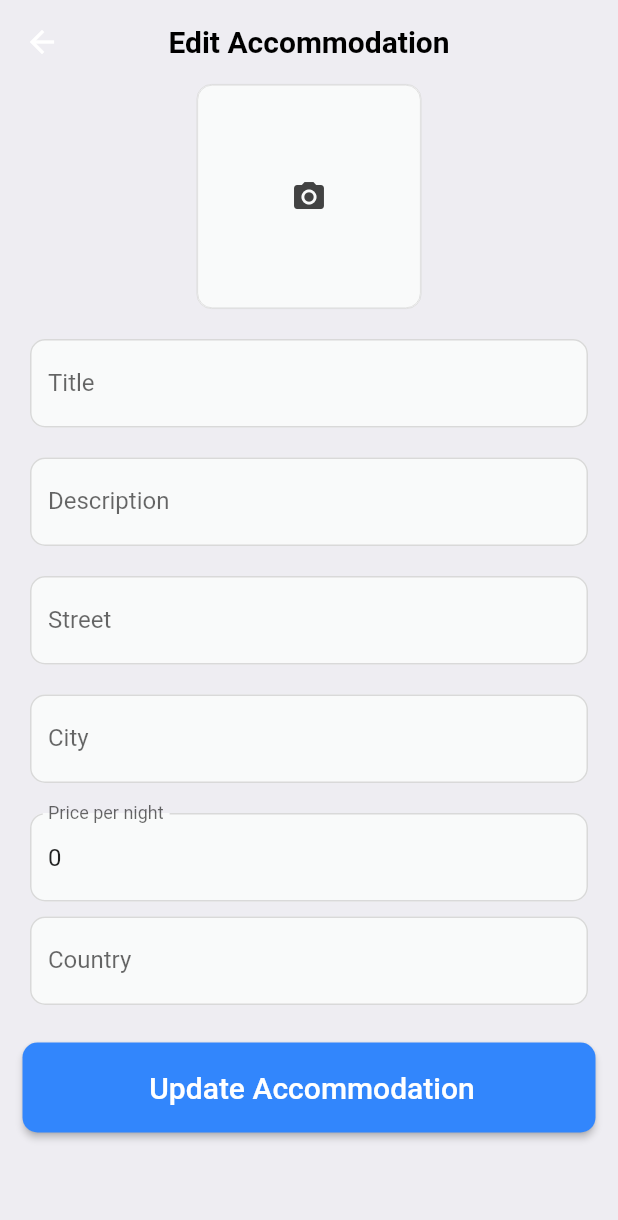
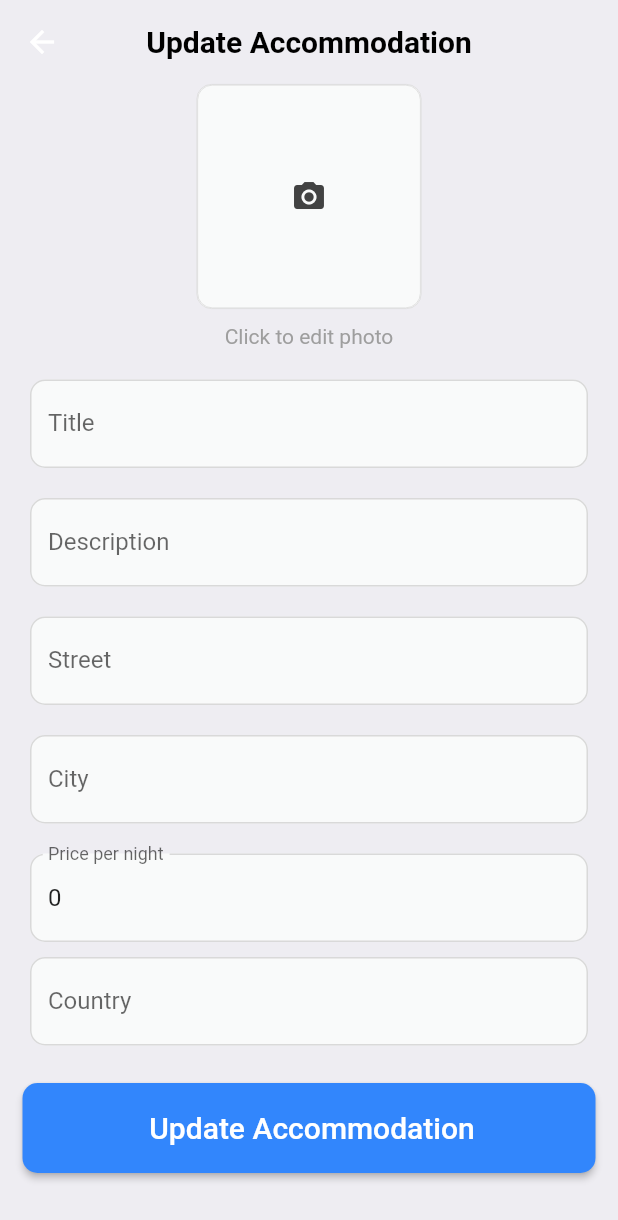
Before and after one commit to karojakubowska/nomadly, a Flutter app: the UpdateAccommodationScreen screen opened directly with empty values, after a tap on "Update Accommodation", on a phone screen of 412 x 824 dp. Shown: the top 1220 px of the screen. Run offline on Flutter 3.47's test engine with Material 2 defaults, Android fonts, the phone set to English and light mode, and no system bars; our stand-ins replace cached_network_image, cloud_firestore, firebase_auth, firebase_core, firebase_storage, flutter_riverpod and 6 more; accounts and stored records are empty; network calls fail; project files that could hold a hidden picture were left out.

Commit message:
Update image - working

```diff
--- a/lib/screens/update_accommodation_view.dart
+++ b/lib/screens/update_accommodation_view.dart
@@ -128,8 +128,22 @@ class _UpdateAccommodationScreenState extends State<UpdateAccommodationScreen> {
   Future<void> updateAccommodation(id, PickedFile) async {
     var user = await FirebaseAuth.instance.currentUser!;
     var uid = user.uid;
-    if (_photo == null) return;
-
+    if (_photo == null) {
+      final db = FirebaseFirestore.instance;
+      final accommodation = db.collection("Accommodations").doc(id);
+      accommodation.update({
+        'title': titleController.text,
+        'country': countryController.text,
+        'city': cityController.text,
+        'street': streetController.text,
+        'description': descriptionController.text,
+        'price_per_night': int.parse(price_per_nightController.text),
+        'host_id': FirebaseAuth.instance.currentUser!.uid,
+        'photo': imageOld.toString(),
+      }).then((value) => print("DocumentSnapshot successfully updated!"),
+          onError: (e) => print("Error updating document $e"));
+    }
+    else {
     FirebaseStorage.instance.refFromURL(imageOld).delete().then((_) {
     print("Image successfully deleted!");
     }).catchError((error) {
@@ -163,6 +177,7 @@ class _UpdateAccommodationScreenState extends State<UpdateAccommodationScreen> {
     }).then((value) => print("DocumentSnapshot successfully updated!"),
     onError: (e) => print("Error updating document $e"));
     }
+  }
 
   @override
   Widget build(BuildContext context) {
@@ -170,7 +185,7 @@ class _UpdateAccommodationScreenState extends State<UpdateAccommodationScreen> {
       backgroundColor: Styles.backgroundColor,
       appBar: AppBar(
         title: Text(
-          'Edit Accommodation',
+          'Update Accommodation',
           textAlign: TextAlign.center,
           style: GoogleFonts.roboto(
               textStyle: TextStyle(
@@ -253,6 +268,23 @@ class _UpdateAccommodationScreenState extends State<UpdateAccommodationScreen> {
                       ),
                     ),
                   ),
+                ),
+                const SizedBox(
+                  height: 10,
+                ),
+                Column(
+                  mainAxisAlignment: MainAxisAlignment.center,
+                  children: [
+                    Text(
+                      "Click to edit photo",
+                      style: GoogleFonts.roboto(
+                          textStyle: TextStyle(
+                              fontSize: 14.0,
+                              height: 1.2,
+                              color: Colors.grey,
+                              fontWeight: FontWeight.w400)),
+                    ),
+                  ],
                 ),
                 const SizedBox(
                   height: 20,
```
Also changed, not shown: lib/screens/update_travel_view.dart (+17 -37 lines). Lines whose indentation alone changed are shown as unchanged.
